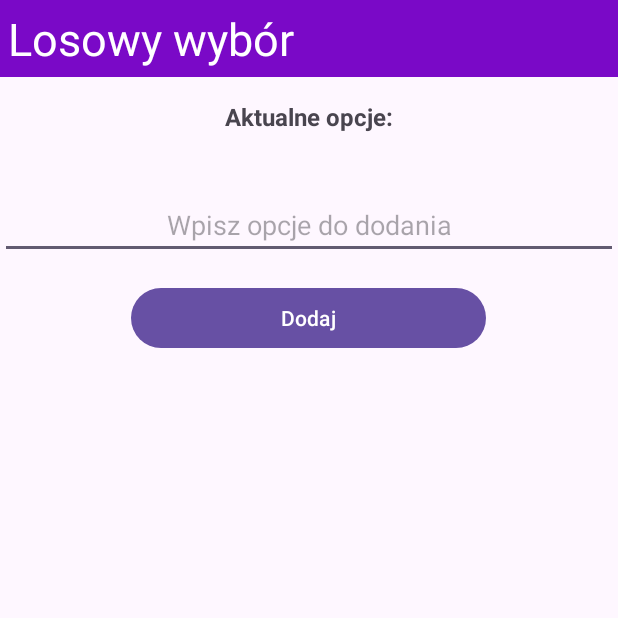
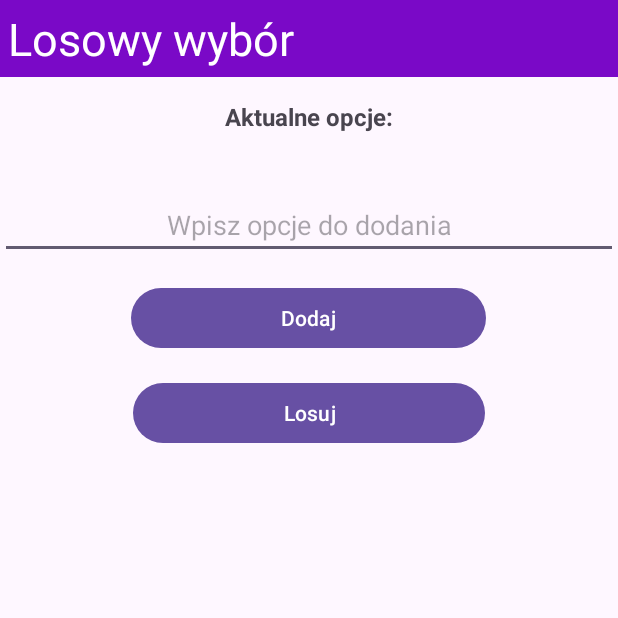
Before and after one commit to asylium0/Losowy-wybor, an Android app: the screen it shows after launch (MainActivity), on a phone screen of 412 x 824 dp, the top half of it. Run offline under Robolectric (Android 15) with nearby library versions, the phone set to English and light mode, and no system bars.

Commit message:
feat: Dodano drugi ekran i jego atrybuty

```diff
--- a/app/src/main/AndroidManifest.xml
+++ b/app/src/main/AndroidManifest.xml
@@ -21,6 +21,10 @@
                 <category android:name="android.intent.category.LAUNCHER" />
             </intent-filter>
         </activity>
+        <activity
+            android:name=".randomChoice"
+            android:exported="false"
+            android:windowSoftInputMode="adjustResize" />
     </application>
 
 </manifest>
--- a/app/src/main/java/com/example/losowy_wybor/MainActivity.java
+++ b/app/src/main/java/com/example/losowy_wybor/MainActivity.java
@@ -1,5 +1,6 @@
 package com.example.losowy_wybor;
 
+import android.content.Intent;
 import android.os.Bundle;
 import android.widget.Button;
 import android.widget.EditText;
@@ -7,6 +8,8 @@ import android.widget.TextView;
 import android.widget.Toast;
 
 import androidx.activity.EdgeToEdge;
+import androidx.activity.result.ActivityResultLauncher;
+import androidx.activity.result.contract.ActivityResultContracts;
 import androidx.appcompat.app.AppCompatActivity;
 import androidx.core.graphics.Insets;
 import androidx.core.view.ViewCompat;
@@ -15,11 +18,19 @@ import androidx.core.view.WindowInsetsCompat;
 import java.util.ArrayList;
 
 public class MainActivity extends AppCompatActivity {
-    private Button btnAdd;
+    private Button btnAdd, btnChoice;
     private TextView tvList;
     private EditText etAdd;
     private String[] list = new String[10];
     private int nextItem = 0;
+
+    private final ActivityResultLauncher<Intent> choiceLauncher = registerForActivityResult(
+            new ActivityResultContracts.StartActivityForResult(),
+            result -> {
+               if (result.getResultCode() == RESULT_OK){
+                   return;
+               }
+            });
 
 
     @Override
@@ -31,15 +42,22 @@ public class MainActivity extends AppCompatActivity {
         btnAdd = findViewById(R.id.btnAdd);
         tvList = findViewById(R.id.tvList);
         etAdd = findViewById(R.id.etAdd);
+        btnChoice =findViewById(R.id.btnChoice);
+
 
         tvList.setText(getString(R.string.tv_list, ""));
         btnAdd.setOnClickListener(v -> addItem());
+        btnChoice.setOnClickListener(v -> setChoice());
 
         ViewCompat.setOnApplyWindowInsetsListener(findViewById(R.id.main), (v, insets) -> {
             Insets systemBars = insets.getInsets(WindowInsetsCompat.Type.systemBars());
             v.setPadding(systemBars.left, systemBars.top, systemBars.right, systemBars.bottom);
             return insets;
         });
+    }
+
+    private void setChoice(){
+        return;
     }
 
     private void addItem(){
--- a/app/src/main/res/layout/activity_main.xml
+++ b/app/src/main/res/layout/activity_main.xml
@@ -51,4 +51,12 @@
         android:layout_height="wrap_content"
         android:text="@string/btn_add" />
 
+    <Button
+        android:id="@+id/btnChoice"
+        android:paddingHorizontal="100dp"
+        android:layout_marginTop="15dp"
+        android:layout_width="wrap_content"
+        android:layout_gravity="center"
+        android:layout_height="wrap_content"
+        android:text="@string/btn_choice" />
 </LinearLayout>
--- a/app/src/main/res/values/strings.xml
+++ b/app/src/main/res/values/strings.xml
@@ -3,6 +3,7 @@
     <string name="tv_header">Losowy wybór</string>
     <string name="et_add">Wpisz opcje do dodania</string>
     <string name="btn_add">Dodaj</string>
+    <string name="btn_choice">Losuj</string>
     <string name="tv_list">Aktualne opcje:\n%s</string>
 
     <string name="error_too_many">Podano zbyt wiele opcji maksymalnie może być 10</string>
```
Also changed, not shown: app/src/main/java/com/example/losowy_wybor/randomChoice.java (added, +27 -0 lines), app/src/main/res/layout/activity_random_choice.xml (added, +10 -0 lines).
